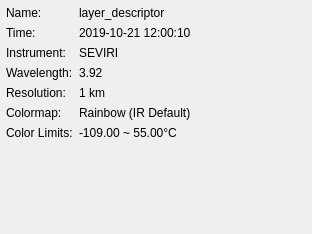
The window that uwsift/ui/layer_details_widget.ui (ssec/sift) describes before a commit, drawn with Qt 5.
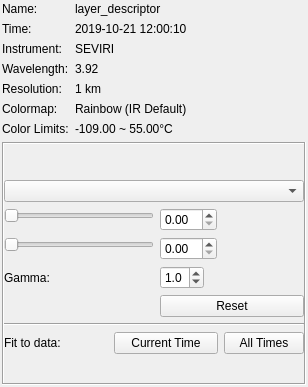
The same window after the commit. Custom widgets are drawn as their Qt base class.

Commit message: Add some colormap/climits adjusting functionality into layer details pane

What changed in the file:
```diff
--- a/uwsift/ui/layer_details_widget.ui
+++ b/uwsift/ui/layer_details_widget.ui
@@ -6,8 +6,8 @@
    <rect>
     <x>0</x>
     <y>0</y>
-    <width>312</width>
-    <height>234</height>
+    <width>302</width>
+    <height>387</height>
    </rect>
   </property>
   <property name="sizePolicy">
@@ -20,23 +20,17 @@
    <string>Form</string>
   </property>
   <layout class="QVBoxLayout" name="verticalLayout">
-   <property name="spacing">
-    <number>6</number>
-   </property>
-   <property name="sizeConstraint">
-    <enum>QLayout::SetMinimumSize</enum>
-   </property>
    <property name="leftMargin">
-    <number>6</number>
+    <number>2</number>
    </property>
    <property name="topMargin">
-    <number>6</number>
+    <number>2</number>
    </property>
    <property name="rightMargin">
-    <number>6</number>
+    <number>2</number>
    </property>
    <property name="bottomMargin">
-    <number>6</number>
+    <number>2</number>
    </property>
    <item>
     <layout class="QFormLayout" name="formLayout">
@@ -150,34 +144,212 @@
     </layout>
    </item>
    <item>
-    <widget class="QNoScrollWebView" name="layerColormapVisual" native="true">
-     <property name="minimumSize">
-      <size>
-       <width>300</width>
-       <height>30</height>
-      </size>
+    <widget class="QStackedWidget" name="kindDetailsStackedWidget">
+     <property name="frameShape">
+      <enum>QFrame::Box</enum>
      </property>
-     <property name="maximumSize">
-      <size>
-       <width>300</width>
-       <height>30</height>
-      </size>
+     <property name="frameShadow">
+      <enum>QFrame::Sunken</enum>
      </property>
+     <property name="currentIndex">
+      <number>0</number>
+     </property>
+     <widget class="QWidget" name="page_IMAGE">
+      <layout class="QVBoxLayout" name="verticalLayout_2">
+       <property name="leftMargin">
+        <number>0</number>
+       </property>
+       <property name="topMargin">
+        <number>0</number>
+       </property>
+       <property name="rightMargin">
+        <number>0</number>
+       </property>
+       <item>
+        <layout class="QFormLayout" name="formLayout_2">
+         <item row="0" column="0" colspan="2">
+          <widget class="QNoScrollWebView" name="layerColormapVisual" native="true">
+           <property name="minimumSize">
+            <size>
+             <width>300</width>
+             <height>30</height>
+            </size>
+           </property>
+           <property name="maximumSize">
+            <size>
+             <width>300</width>
+             <height>30</height>
+            </size>
+           </property>
+          </widget>
+         </item>
+         <item row="1" column="0" colspan="2">
+          <widget class="QComboBox" name="cmap_combobox">
+           <property name="maximumSize">
+            <size>
+             <width>300</width>
+             <height>16777215</height>
+            </size>
+           </property>
+          </widget>
+         </item>
+         <item row="2" column="0">
+          <widget class="QSlider" name="vmin_slider">
+           <property name="minimumSize">
+            <size>
+             <width>150</width>
+             <height>0</height>
+            </size>
+           </property>
+           <property name="toolTip">
+            <string>minimum color limit</string>
+           </property>
+           <property name="orientation">
+            <enum>Qt::Horizontal</enum>
+           </property>
+          </widget>
+         </item>
+         <item row="2" column="1">
+          <widget class="QDoubleSpinBox" name="vmin_spinbox">
+           <property name="sizePolicy">
+            <sizepolicy hsizetype="Fixed" vsizetype="Fixed">
+             <horstretch>0</horstretch>
+             <verstretch>0</verstretch>
+            </sizepolicy>
+           </property>
+          </widget>
+         </item>
+         <item row="3" column="0">
+          <widget class="QSlider" name="vmax_slider">
+           <property name="sizePolicy">
+            <sizepolicy hsizetype="Expanding" vsizetype="Fixed">
+             <horstretch>0</horstretch>
+             <verstretch>0</verstretch>
+            </sizepolicy>
+           </property>
+           <property name="minimumSize">
+            <size>
+             <width>150</width>
+             <height>0</height>
+            </size>
+           </property>
+           <property name="toolTip">
+            <string>maximum color limit</string>
+           </property>
+           <property name="orientation">
+            <enum>Qt::Horizontal</enum>
+           </property>
+          </widget>
+         </item>
+         <item row="3" column="1">
+          <widget class="QDoubleSpinBox" name="vmax_spinbox">
+           <property name="sizePolicy">
+            <sizepolicy hsizetype="Fixed" vsizetype="Fixed">
+             <horstretch>0</horstretch>
+             <verstretch>0</verstretch>
+            </sizepolicy>
+           </property>
+          </widget>
+         </item>
+         <item row="4" column="0">
+          <widget class="QLabel" name="gammaLabel">
+           <property name="text">
+            <string>Gamma: </string>
+           </property>
+           <property name="alignment">
+            <set>Qt::AlignLeading|Qt::AlignLeft|Qt::AlignVCenter</set>
+           </property>
+          </widget>
+         </item>
+         <item row="4" column="1">
+          <widget class="QNoScrollDoubleSpinBox" name="gammaSpinBox">
+           <property name="enabled">
+            <bool>true</bool>
+           </property>
+           <property name="sizePolicy">
+            <sizepolicy hsizetype="Fixed" vsizetype="Fixed">
+             <horstretch>0</horstretch>
+             <verstretch>0</verstretch>
+            </sizepolicy>
+           </property>
+           <property name="decimals">
+            <number>1</number>
+           </property>
+           <property name="maximum">
+            <double>5.000000000000000</double>
+           </property>
+           <property name="singleStep">
+            <double>0.100000000000000</double>
+           </property>
+           <property name="value">
+            <double>1.000000000000000</double>
+           </property>
+          </widget>
+         </item>
+         <item row="5" column="1">
+          <widget class="QPushButton" name="colormap_reset_button">
+           <property name="text">
+            <string>Reset</string>
+           </property>
+          </widget>
+         </item>
+         <item row="6" column="0" colspan="2">
+          <widget class="Line" name="line">
+           <property name="sizePolicy">
+            <sizepolicy hsizetype="Expanding" vsizetype="Fixed">
+             <horstretch>0</horstretch>
+             <verstretch>0</verstretch>
+            </sizepolicy>
+           </property>
+           <property name="minimumSize">
+            <size>
+             <width>10</width>
+             <height>2</height>
+            </size>
+           </property>
+           <property name="orientation">
+            <enum>Qt::Horizontal</enum>
+           </property>
+          </widget>
+         </item>
+         <item row="7" column="0" colspan="2">
+          <layout class="QHBoxLayout" name="horizontalLayout">
+           <item>
+            <widget class="QLabel" name="fitDataLabel">
+             <property name="text">
+              <string>Fit to data:</string>
+             </property>
+            </widget>
+           </item>
+           <item>
+            <widget class="QPushButton" name="climitsCurrentTime">
+             <property name="text">
+              <string>Current Time</string>
+             </property>
+            </widget>
+           </item>
+           <item>
+            <widget class="QPushButton" name="climitsAllTimes">
+             <property name="sizePolicy">
+              <sizepolicy hsizetype="Fixed" vsizetype="Fixed">
+               <horstretch>0</horstretch>
+               <verstretch>0</verstretch>
+              </sizepolicy>
+             </property>
+             <property name="text">
+              <string>All Times</string>
+             </property>
+            </widget>
+           </item>
+          </layout>
+         </item>
+        </layout>
+       </item>
+      </layout>
+     </widget>
+     <widget class="QWidget" name="page_others"/>
     </widget>
    </item>
-   <item>
-    <spacer name="verticalSpacer">
-     <property name="orientation">
-      <enum>Qt::Vertical</enum>
-     </property>
-     <property name="sizeHint" stdset="0">
-      <size>
-       <width>20</width>
-       <height>40</height>
-      </size>
-     </property>
-    </spacer>
-   </item>
   </layout>
  </widget>
  <customwidgets>
@@ -187,6 +359,11 @@
    <header>uwsift.ui.custom_widgets</header>
    <container>1</container>
   </customwidget>
+  <customwidget>
+   <class>QNoScrollDoubleSpinBox</class>
+   <extends>QDoubleSpinBox</extends>
+   <header>uwsift.ui.custom_widgets</header>
+  </customwidget>
  </customwidgets>
  <resources/>
  <connections/>
```
The commit also changes 1 other file.
